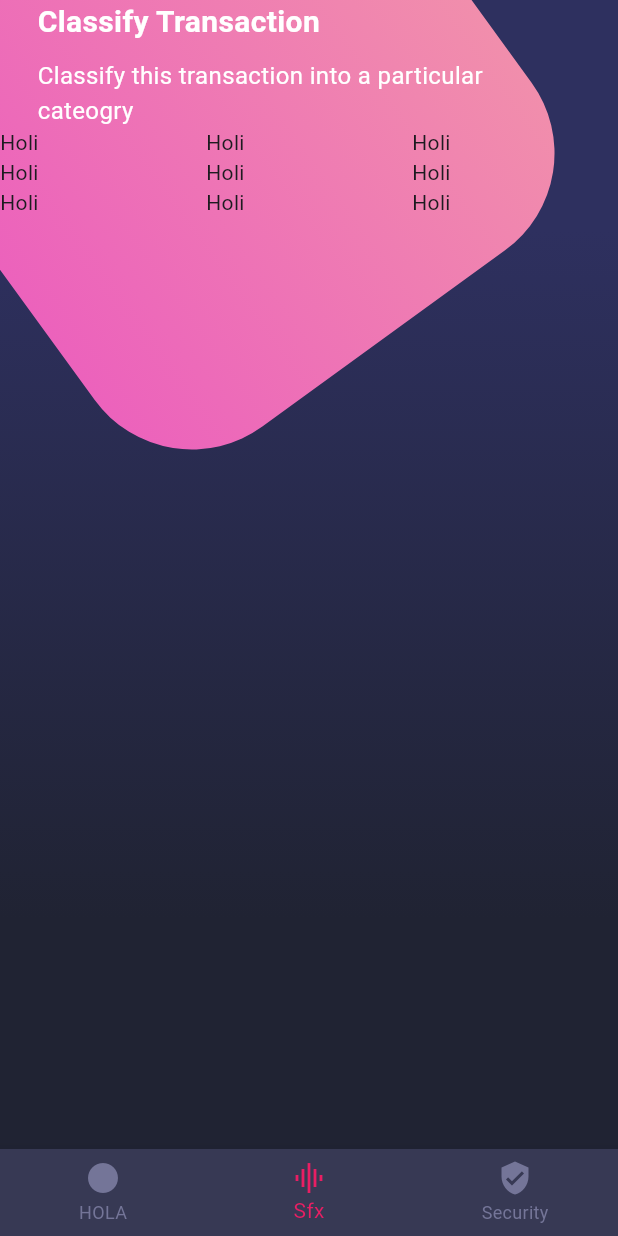
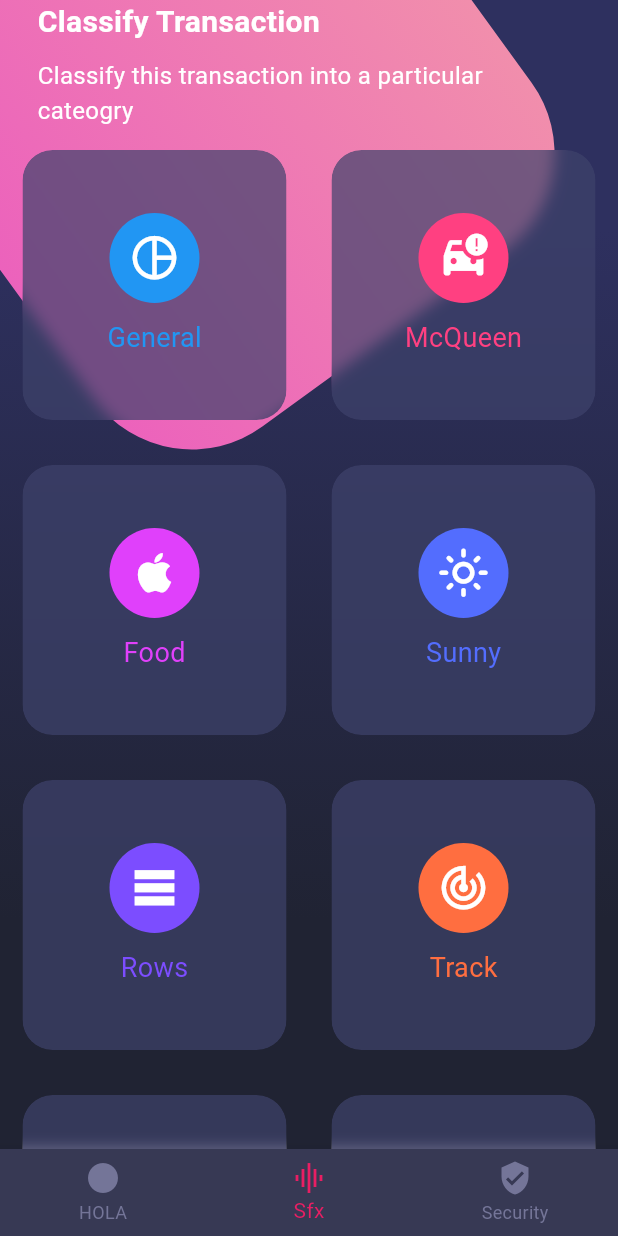
Before and after one commit to pCarboneroDev/practicasFlutter, a Flutter app: the screen it shows after launch, on a phone screen of 412 x 824 dp. Run offline on Flutter 3.47's test engine with Material 3 defaults, Android fonts, the phone set to English and light mode, and no system bars.

Commit message:
cards y blur

```diff
--- a/lib/src/widgets/background.dart
+++ b/lib/src/widgets/background.dart
@@ -33,7 +33,7 @@ class Background extends StatelessWidget {
 }
 
 class _PinkBox extends StatelessWidget {
-  const _PinkBox({super.key});
+  const _PinkBox();
 
   @override
   Widget build(BuildContext context) {
--- a/lib/src/widgets/card_table.dart
+++ b/lib/src/widgets/card_table.dart
@@ -1,3 +1,5 @@
+import 'dart:ui';
+
 import 'package:flutter/material.dart';
 
 class CardTable extends StatelessWidget {
@@ -6,31 +8,76 @@ class CardTable extends StatelessWidget {
   @override
   Widget build(BuildContext context) {
     return Table(
+
       children: [
         TableRow(
           children: [
-            Text('Holi'),
-            Text('Holi'),
-            Text('Holi'),
+            _SingleCard(color: Colors.blue, icon: Icons.pie_chart_outline_sharp, text: 'General'),
+            _SingleCard(color: Colors.pinkAccent, icon: Icons.car_crash, text: 'McQueen'),
           ]
         ),
-
         TableRow(
           children: [
-            Text('Holi'),
-            Text('Holi'),
-            Text('Holi'),
+            _SingleCard(color: Colors.purpleAccent, icon: Icons.apple, text: 'Food'),
+            _SingleCard(color: Colors.indigoAccent, icon: Icons.light_mode_outlined, text: 'Sunny'),
           ]
         ),
-
         TableRow(
           children: [
-            Text('Holi'),
-            Text('Holi'),
-            Text('Holi'),
+            _SingleCard(color: Colors.deepPurpleAccent, icon: Icons.table_rows, text: 'Rows'),
+            _SingleCard(color: Colors.deepOrangeAccent, icon: Icons.track_changes, text: 'Track'),
+          ]
+        ),
+        TableRow(
+          children: [
+            _SingleCard(color: Colors.greenAccent, icon: Icons.vaccines, text: 'Medicine'),
+            _SingleCard(color: Colors.brown, icon: Icons.podcasts, text: 'Radio'),
           ]
         ),
       ],
     );
   }
 }
+
+class _SingleCard extends StatelessWidget {
+
+  final IconData icon;
+  final Color color;
+  final String text;
+
+  const _SingleCard({required this.icon, required this.color, required this.text});
+
+  @override
+  Widget build(BuildContext context) {
+    return Container(
+      margin: EdgeInsets.all(15),
+      child: ClipRRect(
+        borderRadius: BorderRadius.circular(20),
+        child: BackdropFilter(
+          filter: ImageFilter.blur(
+            sigmaX: 5, sigmaY: 5
+          ),
+          child: Container(
+            height: 180,
+            decoration: BoxDecoration(
+              color: Color.fromRGBO(62, 66, 107, 0.7),
+              borderRadius: BorderRadius.circular(20)
+            ),
+            child: Column(
+              mainAxisAlignment: MainAxisAlignment.center,
+              children: [
+                CircleAvatar(
+                  backgroundColor: color,
+                  radius: 30,
+                  child: Icon(icon, color: Colors.white, size: 35,),
+                ),
+                SizedBox(height: 10),
+                Text(text, style: TextStyle(color: color, fontSize: 18),)
+              ],
+            ),
+          ),
+        ),
+      ),
+    );
+  }
+}
```
